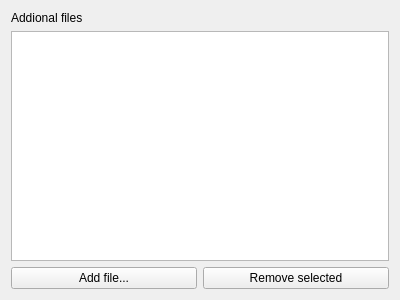
Above: src/additionalfilespage.ui from CsoundQt/CsoundQt before the change. Below: the same form after it.
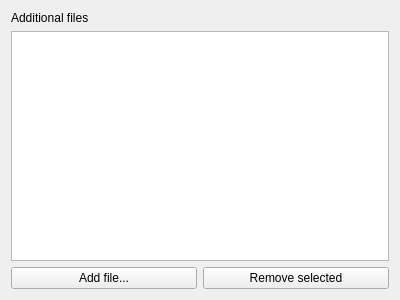
That is the form after the change.

```diff
--- a/src/additionalfilespage.ui
+++ b/src/additionalfilespage.ui
@@ -14,7 +14,7 @@
    <item row="0" column="0">
     <widget class="QLabel" name="label">
      <property name="text">
-      <string>Addional files</string>
+      <string>Additional files</string>
      </property>
     </widget>
    </item>
```
